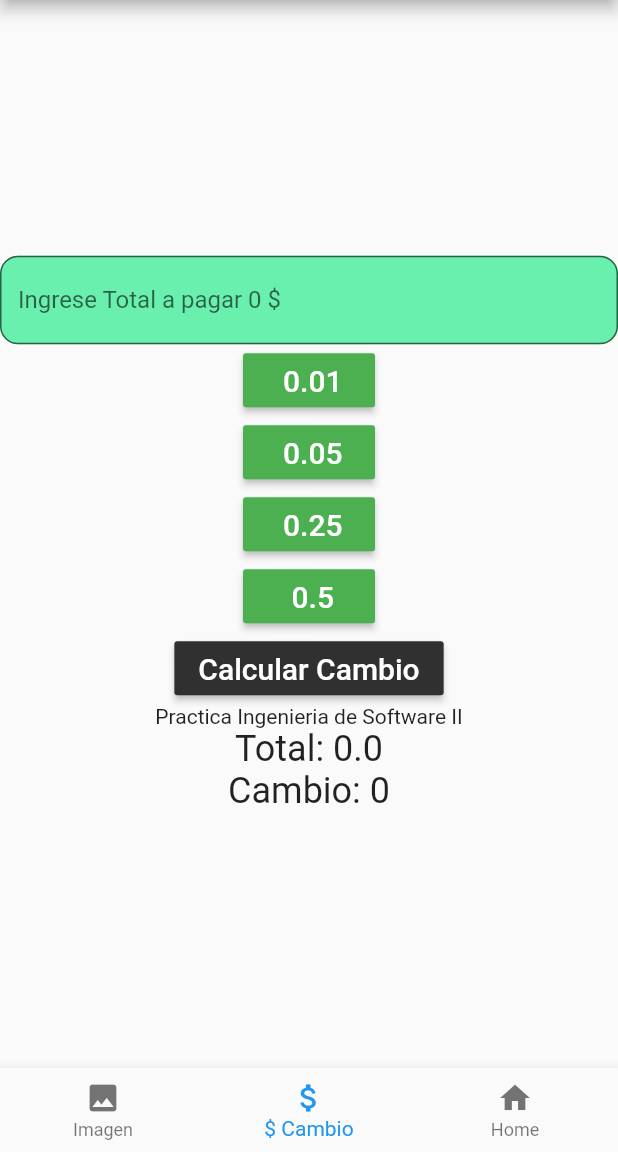
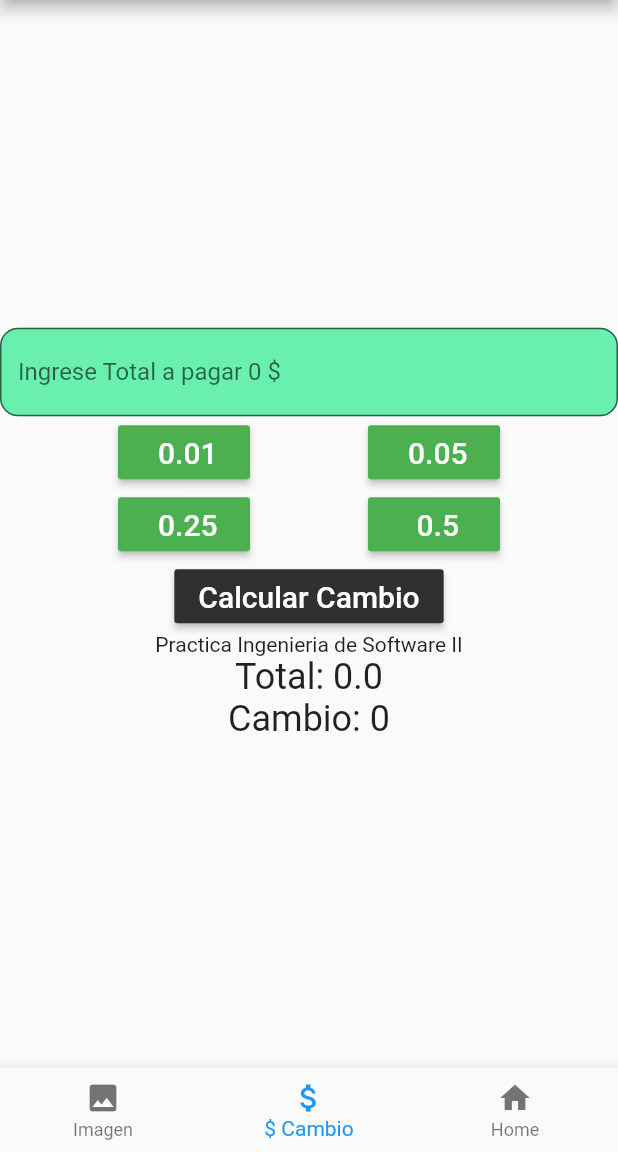
Before and after one commit to Garciaa94/ContadorMonedasDescuento, a Flutter app: the screen it shows after launch, item 2 of the bottom bar chosen, on a phone screen of 412 x 824 dp, the part 84-1236 px from its top. Run offline on Flutter 3.47's test engine with Material 2 defaults, Android fonts, the phone set to English and light mode, and no system bars; network calls fail.

Commit message:
actualizacion row espacio

```diff
--- a/lib/implementaciones/Descuento.dart
+++ b/lib/implementaciones/Descuento.dart
@@ -83,8 +83,10 @@ class DescuentoState extends State<Descuento>{
 
   ),
 
-),
-            new RaisedButton(
+), new Row(
+            mainAxisAlignment: MainAxisAlignment.spaceEvenly,
+        children: <Widget>[
+           new RaisedButton(
                     color: Colors.green,
                     textColor: Colors.white,
                     child: Text(
@@ -109,6 +111,11 @@ class DescuentoState extends State<Descuento>{
               onPressed:  _incrementCounter1,
 
               ),
+        ],),
+            new Row(
+
+                  mainAxisAlignment: MainAxisAlignment.spaceEvenly,
+        children: <Widget>[
             new RaisedButton(
                     color: Colors.green,
                     textColor: Colors.white,
@@ -135,6 +142,7 @@ class DescuentoState extends State<Descuento>{
               onPressed:  _incrementCounter3,
 
               ),
+          ],),
              new RaisedButton(
                     color: Colors.grey[850],
                     textColor: Colors.white,
```
